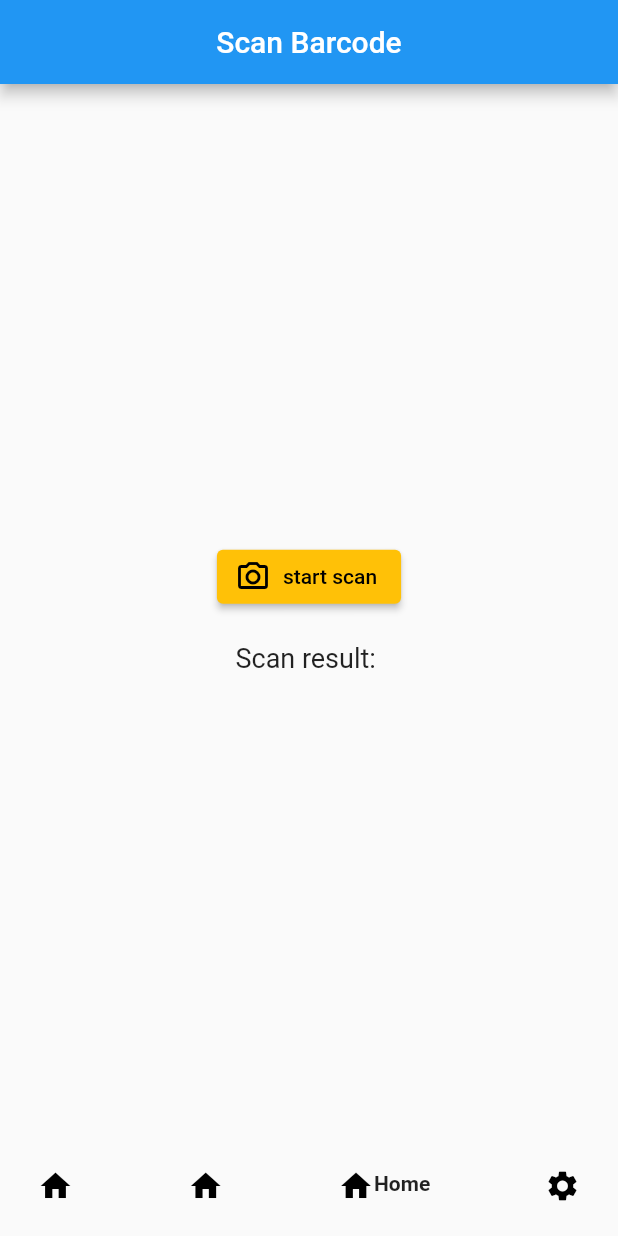
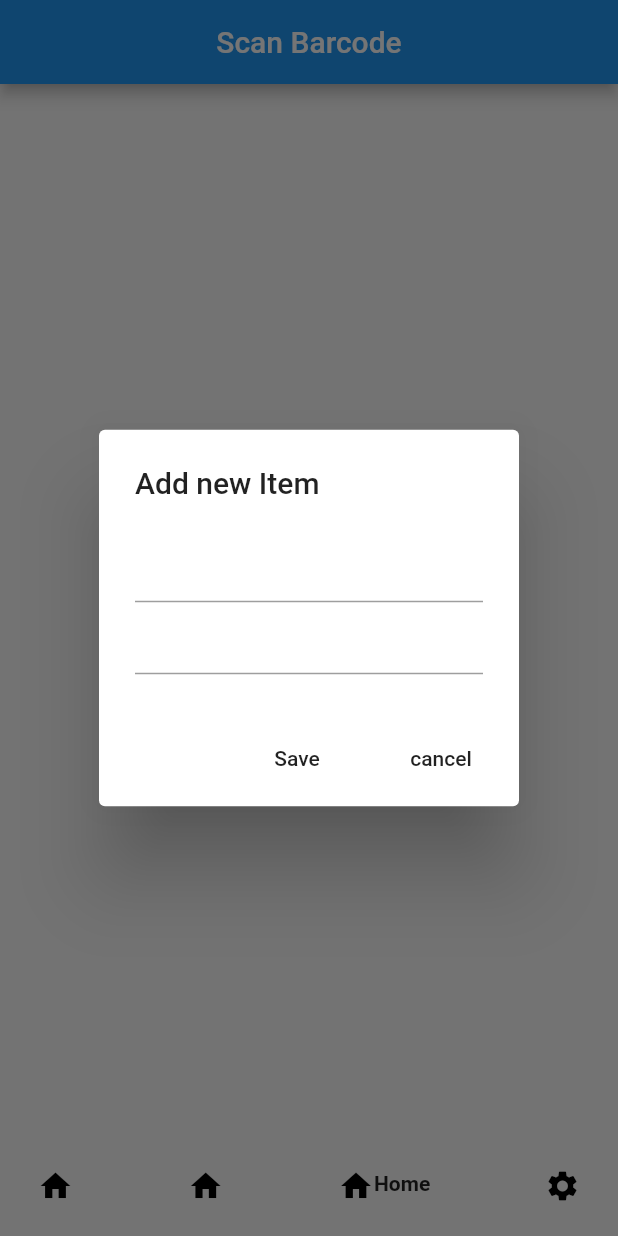
Before and after one commit to anjoov/Inventura-Informatik-Projekt, a Flutter app: the screen it shows after launch, item 3 of the bottom bar chosen, after a tap on "start scan", on a phone screen of 412 x 824 dp. Run offline on Flutter 3.47's test engine with Material 2 defaults, Android fonts, the phone set to English and light mode, and no system bars; drawn by our look-alikes of google_nav_bar; our stand-ins replace barcode_widget; missing offline and left inert: dart:ffi, flutter_barcode_scanner, qr_code_scanner.

Commit message:
barcode implementation; adding feature

```diff
--- /dev/null
+++ b/lib/data/inventar_data_withBarcode.dart
@@ -0,0 +1,19 @@
+import 'package:flutter/material.dart';
+import 'package:helloworld/models/inventar_item_withBarcode.dart';
+
+class InventarDataWithBarcode extends ChangeNotifier {
+//Liste aller items
+
+  List<ItemsWithBarcode> itemsWithBarcode = [];
+
+//Liste callen
+  List<ItemsWithBarcode> getEveryItem() {
+    return itemsWithBarcode;
+  }
+
+//neues item adden
+  void addNewItem(ItemsWithBarcode newItem) {
+    itemListe.add(newItem);
+    notifyListeners();
+  }
+}
--- a/lib/models/inventar_item.dart
+++ b/lib/models/inventar_item.dart
@@ -1,3 +1,5 @@
+import 'dart:ffi';
+
 class InventarItem {
   final String name;
   final String price;
@@ -6,7 +8,6 @@ class InventarItem {
   InventarItem({
     required this.name,
     required this.price,
-    required this.date
-
+    required this.date,
   });
 }
--- /dev/null
+++ b/lib/models/inventar_item_withBarcode.dart
@@ -0,0 +1,14 @@
+import 'dart:ffi';
+
+class InventarItem {
+  final String name;
+  final String price;
+  final DateTime date;
+  final String barcode;
+
+  InventarItem(
+      {required this.name,
+      required this.price,
+      required this.date,
+      required this.barcode});
+}
--- a/lib/screens/ThirdScreen.dart
+++ b/lib/screens/ThirdScreen.dart
@@ -6,6 +6,8 @@ import 'package:google_nav_bar/google_nav_bar.dart';
 import 'package:qr_code_scanner/qr_code_scanner.dart';
 import 'package:flutter_barcode_scanner/flutter_barcode_scanner.dart';
 import 'package:barcode_widget/barcode_widget.dart';
+import 'package:http/http.dart' as http;
+import 'dart:math';
 
 // bar code scanner
 
@@ -42,11 +44,14 @@ class ThirdScreenState extends State<ThirdScreen> {
             Text(
               scanResult == null ? "Scan a code!" : "Scan result: $scanResult",
               style: TextStyle(fontSize: 18),
-            )
+            ),
           ])));
 
   Future scanBarcode() async {
     String scanResult;
+
+    List itemsWithBarcodes = [];
+
     try {
       scanResult = await FlutterBarcodeScanner.scanBarcode(
         "#ff6666",
@@ -60,6 +65,70 @@ class ThirdScreenState extends State<ThirdScreen> {
     if (!mounted) return;
 
     setState(() => this.scanResult = scanResult);
+
+    if (itemsWithBarcodes.contains(scanResult)) {
+      //add item to HomePage
+    } else {
+      itemsWithBarcodes.add(scanResult);
+      addNewItem();
+    }
+  }
+
+  final barcodeItemName = TextEditingController();
+  final barcodeItemPrice = TextEditingController();
+
+  void save() {
+    itemsWithBarcodes.add(barcodeItemName);
+
+    Navigator.pop(context);
+    clear();
+  }
+
+  void addNewItem() {
+    showDialog(
+        context: context,
+        builder: (context) => AlertDialog(
+              title: Text("Add new Item"),
+              content: Column(
+                mainAxisSize: MainAxisSize.min,
+                // ignore: prefer_const_literals_to_create_immutables
+                children: [
+                  //Item Name
+                  TextField(
+                    controller: barcodeItemName,
+                  ),
+
+                  //Item price
+                  TextField(
+                    controller: barcodeItemPrice,
+                  ),
+                ],
+              ),
+              // ignore: prefer_const_literals_to_create_immutables
+              actions: [
+                //save button
+                MaterialButton(
+                  onPressed: save,
+                  child: Text("Save"),
+                ),
+
+                //cancel button
+                MaterialButton(
+                  onPressed: cancel,
+                  child: Text("cancel"),
+                )
+              ],
+            ));
+  }
+
+  void cancel() {
+    Navigator.pop(context);
+    clear();
+  }
+
+  void clear() {
+    newExpenseNameController.clear();
+    newExpensePriceController.clear();
   }
 }
 
```
Also changed, not shown: lib/screens/HomePage.dart (+5 -7 lines).
